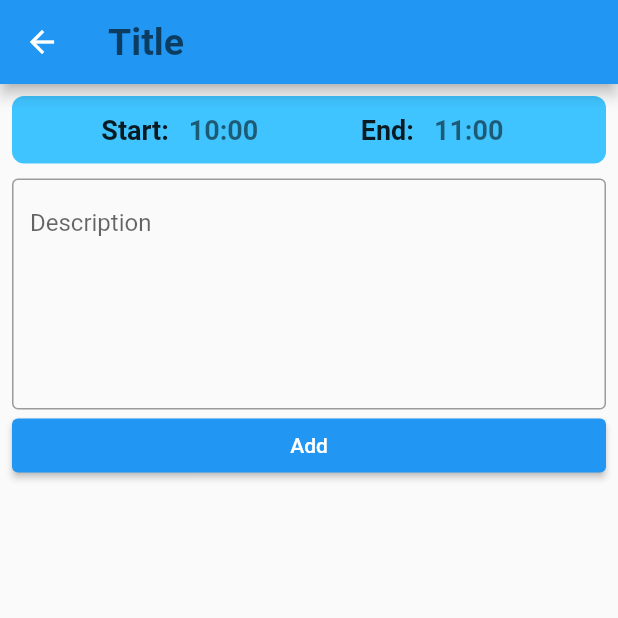
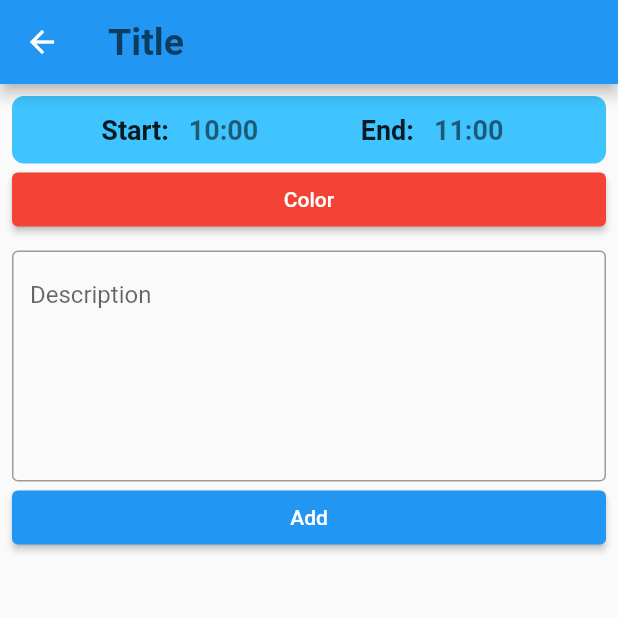
Before and after one commit to PEC-CSS/Time-Table-App, a Flutter app: the NewSubject screen opened directly with empty values, after a tap on "Add", on a phone screen of 412 x 824 dp, the top half of it. Run offline on Flutter 3.47's test engine with Material 2 defaults, Android fonts, the phone set to English and light mode, and no system bars; missing offline and left inert: flex_color_picker.

Commit message:
Added the color picker to add subject

```diff
--- a/lib/new_time_table/new_subject_card.dart
+++ b/lib/new_time_table/new_subject_card.dart
@@ -1,6 +1,7 @@
 import 'package:flutter/material.dart';
 import 'package:time_table_app/database/database.dart';
 import 'package:time_table_app/model/subject_model.dart';
+import 'package:flex_color_picker/flex_color_picker.dart';
 
 class NewSubject extends StatefulWidget {
   NewSubject(this.day, {Key? key}) : super(key: key);
@@ -16,6 +17,8 @@ class _NewSubjectState extends State<NewSubject> {
 
   final TextEditingController titleController = TextEditingController();
   final TextEditingController descriptionController = TextEditingController();
+
+  Color currentColor = Colors.red;
 
   void changeStartTime(TimeOfDay newTime) {
     DateTime current = DateTime.now();
@@ -38,15 +41,9 @@ class _NewSubjectState extends State<NewSubject> {
           decoration: InputDecoration(
             hintText: "Title",
             border: InputBorder.none,
-            hintStyle: TextStyle(
-              fontWeight: FontWeight.bold,
-              fontSize: 25.0
-            ),
+            hintStyle: TextStyle(fontWeight: FontWeight.bold, fontSize: 25.0),
           ),
-          style: TextStyle(
-            fontWeight: FontWeight.bold,
-            fontSize: 25.0
-          ),
+          style: TextStyle(fontWeight: FontWeight.bold, fontSize: 25.0),
         ),
       ),
       body: ListView(
@@ -64,8 +61,7 @@ class _NewSubjectState extends State<NewSubject> {
                 TimeButton(
                     TimeOfDay.fromDateTime(startTime).replacing(minute: 0),
                     label: "Start: ",
-                    callback: changeStartTime
-                ),
+                    callback: changeStartTime),
                 TimeButton(
                   TimeOfDay.fromDateTime(endTime).replacing(minute: 0),
                   label: "End: ",
@@ -74,7 +70,50 @@ class _NewSubjectState extends State<NewSubject> {
               ],
             ),
           ),
-          SizedBox(height: 10,),
+          ElevatedButton(
+            onPressed: () async {
+              final colorBeforeDialog = currentColor;
+
+              if (!await ColorPicker(
+                color: currentColor,
+                onColorChanged: (Color col) {
+                  setState(() {
+                    currentColor = col;
+                  });
+                },
+                pickersEnabled: const <ColorPickerType, bool>{
+                  ColorPickerType.both: false,
+                  ColorPickerType.primary: true,
+                  ColorPickerType.accent: false,
+                  ColorPickerType.bw: false,
+                  ColorPickerType.custom: false,
+                  ColorPickerType.wheel: false,
+                },
+                width: 44,
+                height: 44,
+                borderRadius: 22,
+                heading: Text(
+                  'Select color',
+                  style: Theme.of(context).textTheme.headline6,
+                ),
+                subheading: Text(
+                  'Select color shade',
+                  style: Theme.of(context).textTheme.subtitle1,
+                ),
+              ).showPickerDialog(context)) {
+                setState(() {
+                  currentColor = colorBeforeDialog;
+                });
+              }
+            },
+            child: Text("Color"),
+            style: ButtonStyle(
+                backgroundColor:
+                    MaterialStateProperty.all<Color>(currentColor)),
+          ),
+          SizedBox(
+            height: 10,
+          ),
           TextField(
             controller: descriptionController,
             decoration: InputDecoration(
@@ -87,7 +126,7 @@ class _NewSubjectState extends State<NewSubject> {
           ),
           ElevatedButton(
             child: Text("Add"),
-            onPressed: (){
+            onPressed: () {
               String title = titleController.text;
               Duration duration = endTime.difference(startTime);
               String desc = descriptionController.text.trim();
@@ -96,8 +135,8 @@ class _NewSubjectState extends State<NewSubject> {
                   description: desc,
                   startTime: startTime,
                   duration: duration,
-                  color: Colors.redAccent //TODO: Add a color picker
-              );
+                  color: currentColor
+                  );
 
               Database.addNewSubject(newSubject);
             },
@@ -107,7 +146,6 @@ class _NewSubjectState extends State<NewSubject> {
     );
   }
 }
-
 
 class TimeButton extends StatefulWidget {
   TimeButton(this.time, {Key? key, required this.label, required this.callback})
--- a/pubspec.yaml
+++ b/pubspec.yaml
@@ -21,6 +21,7 @@ environment:
   sdk: ">=2.13.0 <3.0.0"
 
 dependencies:
+  flex_color_picker: ^2.3.1
   flutter:
     sdk: flutter
 
```
Also changed, not shown: pubspec.lock.
